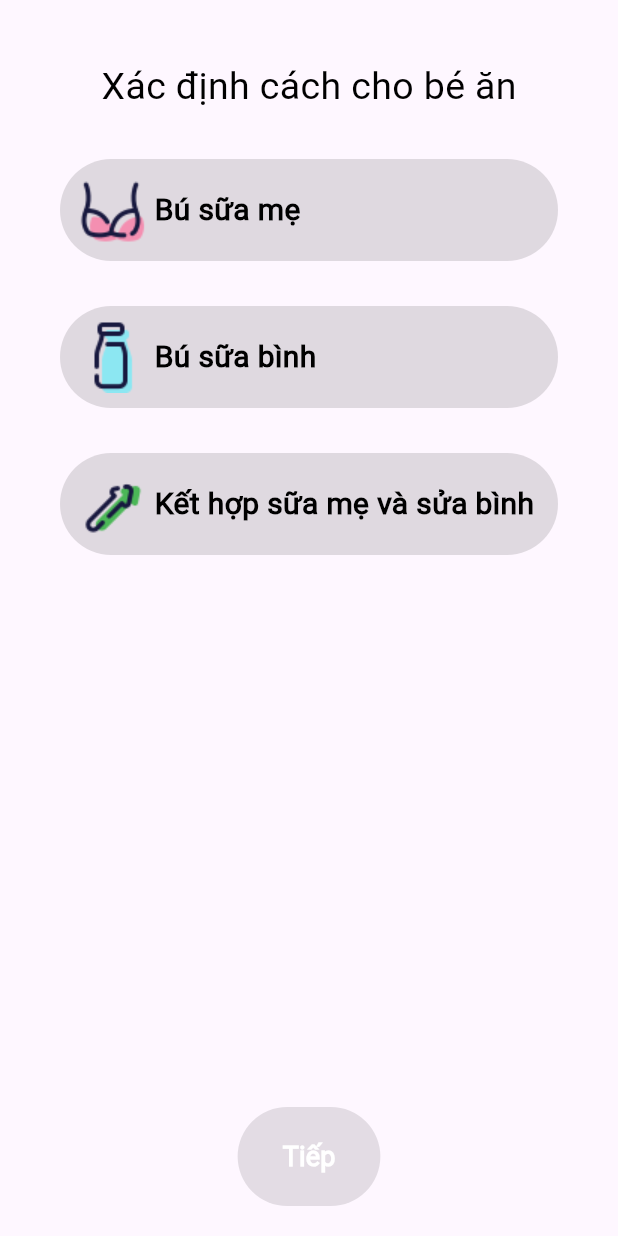
After one commit to Chaudz/app_status_child, a Flutter app: the ChooseEatsBabyScreen screen opened by its route, on a phone screen of 412 x 824 dp. The commit adds this screen. Run offline on Flutter 3.47's test engine with Material 3 defaults, Android fonts, the phone set to English and light mode, and no system bars; our stand-ins replace firebase_auth, firebase_core, google_sign_in, shared_preferences; accounts and stored records are empty.

Commit message:
create eats chooses

```diff
--- a/lib/routes/routes.dart
+++ b/lib/routes/routes.dart
@@ -1,5 +1,8 @@
+import 'package:myapp/screens/choose_eats_baby_screen.dart';
 import 'package:myapp/screens/choose_info_screen.dart';
 import 'package:myapp/screens/addBaby_screen.dart';
+import 'package:myapp/screens/home_screen.dart';
+import 'package:myapp/screens/loading_splash_screen.dart';
 import 'package:myapp/screens/login_screen.dart';
 import 'package:myapp/screens/onboarding_screen.dart';
 import 'package:myapp/screens/splash_screen.dart';
@@ -16,5 +19,8 @@ var routes = {
   '/avatarBaby': (context) => AvatarBaby(),
   '/createInfo':(context)=> CreateInfo(),
   '/addBaby': (context) => AddBabyScreen(),
-  '/addBabyDetail': (context) => AddBabyDetail()
+  '/addBabyDetail': (context) => AddBabyDetail(),
+  '/chooseEatInfo': (context) => ChooseEatsBabyScreen(),
+  '/loadingData': (context) => LoadingSplashScreen(),
+  '/homeScreen': (context) => HomeScreen(),
 };
--- /dev/null
+++ b/lib/screens/choose_eats_baby_screen.dart
@@ -0,0 +1,185 @@
+import 'package:flutter/material.dart';
+import 'package:myapp/themes/app_fonts.dart';
+
+class ChooseEatsBabyScreen extends StatefulWidget {
+  const ChooseEatsBabyScreen({super.key});
+
+  @override
+  State<ChooseEatsBabyScreen> createState() => _ChooseEatsBabyScreenState();
+}
+
+class _ChooseEatsBabyScreenState extends State<ChooseEatsBabyScreen> {
+
+  bool btn1 = false;
+  bool btn2 = false;
+  bool btn3 = false;
+  int chooseIndex = 4;
+
+  void setButton(index) {
+    print("+=========");
+    print(index);
+    setState(() {
+      btn1 = false;
+      btn2 = false;
+      btn3 = false;
+      chooseIndex = index;
+      print(chooseIndex);
+      if (index == 0) {
+        btn1 = !btn1;
+      } else if (index == 1) {
+        btn2 = !btn2;
+      } else{
+        btn3 = !btn3;
+      }
+    });
+  }
+
+
+  @override
+  Widget build(BuildContext context) {
+    return Scaffold(
+      body: Padding(
+        padding: EdgeInsets.only(top: 40, bottom: 20, left: 20, right: 20),
+        child:  Column(
+          crossAxisAlignment: CrossAxisAlignment.center,
+          children: [
+            Text('Xác định cách cho bé ăn',style: AppFont.primaryFont.copyWith(
+            ),),
+            SizedBox(height: 30),
+            Flexible(
+                child: ListView.builder(
+                  itemCount: dataEatsBaby.length,
+                  itemBuilder: (BuildContext context, int index) {
+                    var titleSection = dataEatsBaby[index];
+                    return Column(
+                      children: [
+                        TitleSectionContent(
+                          image: titleSection.image,
+                          title: titleSection.title,
+                          index: index,
+                          setBtn: () => { setButton(index)},
+                          btnChoosed: chooseIndex
+                        ),
+                        SizedBox(height: 30.0),
+                      ],
+                    );
+                  },
+                )
+            ),
+            ElevatedButton(
+              onPressed: (btn1 || btn2 || btn3)
+                  ? () async {
+                Navigator.pushNamed(context, '/loadingData');
+              }
+                  : null,
+              style: ElevatedButton.styleFrom(
+                  padding:
+                  EdgeInsets.symmetric(vertical: 20, horizontal: 30),
+                  backgroundColor: Colors.pinkAccent,
+                  shape: RoundedRectangleBorder(
+                      borderRadius: BorderRadius.circular(40.0))),
+              child: Text(
+                'Tiếp',
+                style: AppFont.primaryFont.copyWith(
+                    fontSize: 18,
+                    fontWeight: FontWeight.w600,
+                    color: Colors.white
+                ),
+              ),
+            ),
+          ],
+        ),
+      )
+    );
+  }
+}
+
+final List<TitleSection> dataEatsBaby = [
+  TitleSection(
+    image: 'assets/images/icons8-bra-48.png',
+    title: 'Bú sữa mẹ',
+  ),
+  TitleSection(
+    image: 'assets/images/icons8-milk-bottle-48.png',
+    title: 'Bú sữa bình',
+  ),
+  TitleSection(
+    image: 'assets/images/icons8-arrow-48.png',
+    title: 'Kết hợp sữa mẹ và sửa bình',
+  ),
+];
+
+class TitleSection {
+  final String image, title;
+
+  TitleSection({
+    required this.image,
+    required this.title,
+  });
+}
+
+class TitleSectionContent extends StatefulWidget {
+  const TitleSectionContent(
+      {Key? key,
+        required this.image,
+        required this.title,
+        required this.setBtn,
+        required this.btnChoosed, this.index});
+
+  final String image, title;
+  final setBtn;
+  final btnChoosed;
+  final index;
+
+
+  @override
+  _TitleSectionContentState createState() => _TitleSectionContentState();
+}
+
+class _TitleSectionContentState extends State<TitleSectionContent> {
+  bool isPressed = false;
+
+  @override
+  Widget build(BuildContext context) {
+    print(widget.btnChoosed);
+    if(widget.index == widget.btnChoosed){
+      isPressed = true;
+    }
+    else{
+      isPressed = false;
+    }
+
+    return GestureDetector(
+      onTap: () {
+        widget.setBtn();
+      },
+      child: Padding(
+        padding: const EdgeInsets.symmetric(horizontal: 20.0),
+        child: Container(
+          padding: EdgeInsets.all(10.0),
+          decoration: BoxDecoration(
+            color: isPressed ?Color.fromRGBO(98, 85, 94, 1.0) : Colors.black12,
+            borderRadius: BorderRadius.circular(40.0),
+          ),
+          child: Row(
+            mainAxisAlignment:
+            MainAxisAlignment.spaceBetween,
+            children: [
+              Image(image: AssetImage(widget.image)),
+              SizedBox(width: 5.0),
+              Expanded(
+                child: Text(
+                    widget.title,
+                    style: TextStyle(
+                      fontSize: 20.0,
+                      fontWeight: FontWeight.w600,
+                      color: isPressed ? Colors.white: Colors.black, )
+                ),
+              ),
+            ],
+          ),
+        ),
+      ),
+    );
+  }
+}
--- a/lib/screens/choose_info_screen.dart
+++ b/lib/screens/choose_info_screen.dart
@@ -71,7 +71,7 @@ class _CreateInfoState extends State<CreateInfo> {
                       child: ElevatedButton(
                     onPressed: (btn1 || btn2 || btn3 || btn4)
                         ? () async {
-                            Navigator.pushNamed(context, '/createInfo');
+                            Navigator.pushNamed(context, '/chooseEatInfo');
                           }
                         : null,
                     style: ElevatedButton.styleFrom(
@@ -88,7 +88,8 @@ class _CreateInfoState extends State<CreateInfo> {
                         color: Colors.white
                       ),
                     ),
-                  ),),
+                  ),
+                  ),
                   SizedBox(height: 60.0), // Khoảng cách bên dưới
                 ],
               ),
--- a/pubspec.yaml
+++ b/pubspec.yaml
@@ -89,6 +89,7 @@ flutter:
      - assets/images/icons8-milk-bottle-48.png
      - assets/images/icons8-moon-48.png
      - assets/images/icons8-user-30.png
+     - assets/images/loading-48.gif
 
   # An image asset can refer to one or more resolution-specific "variants", see
   # https://flutter.dev/assets-and-images/#resolution-aware
```
Also changed, not shown: lib/screens/home_screen.dart (added, +17 -0 lines), lib/screens/loading_splash_screen.dart (added, +40 -0 lines), lib/screens/start_screen.dart (+13 -1 lines), assets/images/loading-48.gif (added).
